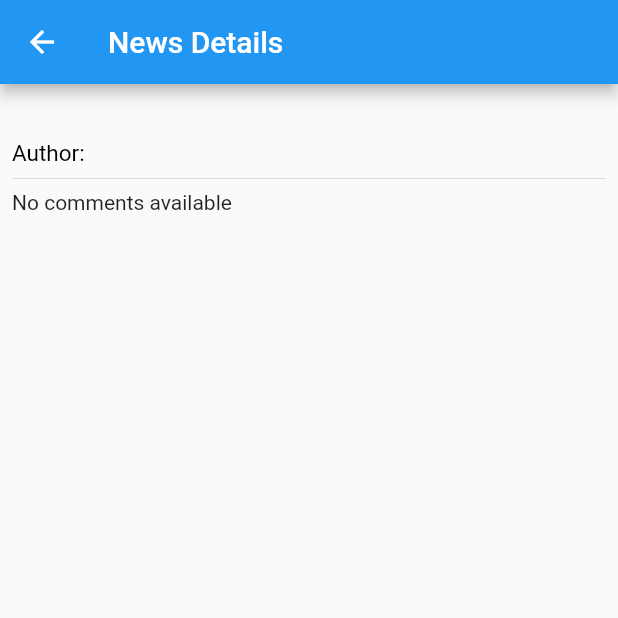
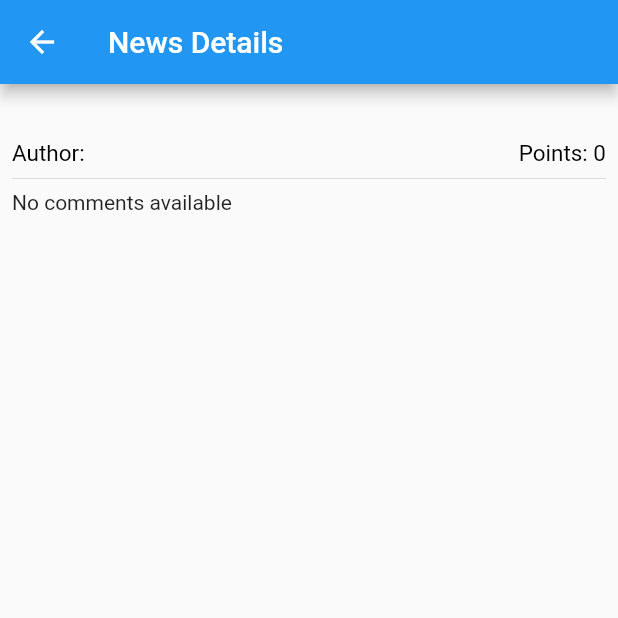
Before and after one commit to iamdipanshusingh/Hacker-News-Assignment-Flutter, a Flutter app: the NewsDetailsScreen screen opened directly, on a phone screen of 412 x 824 dp, the top half of it. Run offline on Flutter 3.47's test engine with Material 2 defaults, Android fonts, the phone set to English and light mode, and no system bars; our stand-ins replace flutter_html.

Commit message:
ui: displays points in news details screen (#16)
* displays points in news details screen

* udpates app version

```diff
--- a/lib/src/models/item.dart
+++ b/lib/src/models/item.dart
@@ -10,6 +10,7 @@ class ItemDetails {
   final int storyId;
   final int parentId;
   final String createdAt;
+  final int points;
   final List<ItemDetails> children;
   final String error;
 
@@ -23,6 +24,7 @@ class ItemDetails {
     this.storyId,
     this.parentId,
     this.createdAt,
+    this.points,
     this.children,
     this.error,
   });
@@ -40,6 +42,7 @@ class ItemDetails {
       text: json['text'],
       storyId: json['story_id'],
       parentId: json['parent_id'],
+      points: json['points'],
       createdAt: Utils.getDateTimeFromMilliseconds(json['created_at_i']),
       children: parsedChildren,
     );
--- a/lib/src/screens/news_details/news_details.dart
+++ b/lib/src/screens/news_details/news_details.dart
@@ -87,6 +87,9 @@ class _NewsDetailsScreenState extends State<NewsDetailsScreen> {
                           style: TextStyle(fontSize: 18),
                         ),
                         SizedBox(height: 8),
+                        Row(
+                          mainAxisAlignment: MainAxisAlignment.spaceBetween,
+                          children: [
                             RichText(
                               text: TextSpan(
                                 text: 'Author: ',
@@ -97,6 +100,19 @@ class _NewsDetailsScreenState extends State<NewsDetailsScreen> {
                                 ],
                                 style: TextStyle(color: Colors.black, fontSize: 15),
                               ),
+                            ),
+                            RichText(
+                              text: TextSpan(
+                                text: 'Points: ',
+                                children: [
+                                  TextSpan(
+                                    text: (newsDetails?.points ?? 0).toString(),
+                                  ),
+                                ],
+                                style: TextStyle(color: Colors.black, fontSize: 15),
+                              ),
+                            ),
+                          ],
                         ),
                         if (newsDetails?.text != null && (newsDetails?.text?.isNotEmpty ?? true)) Text(newsDetails?.text),
                         if (newsDetails?.url != null && (newsDetails?.url?.isNotEmpty ?? true))
--- a/pubspec.yaml
+++ b/pubspec.yaml
@@ -15,7 +15,7 @@ publish_to: 'none' # Remove this line if you wish to publish to pub.dev
 # In iOS, build-name is used as CFBundleShortVersionString while build-number used as CFBundleVersion.
 # Read more about iOS versioning at
 # https://developer.apple.com/library/archive/documentation/General/Reference/InfoPlistKeyReference/Articles/CoreFoundationKeys.html
-version: 0.0.2+1
+version: 0.0.3+1
 
 environment:
   sdk: ">=2.7.0 <3.0.0"
```
Lines whose indentation alone changed are shown as unchanged.
